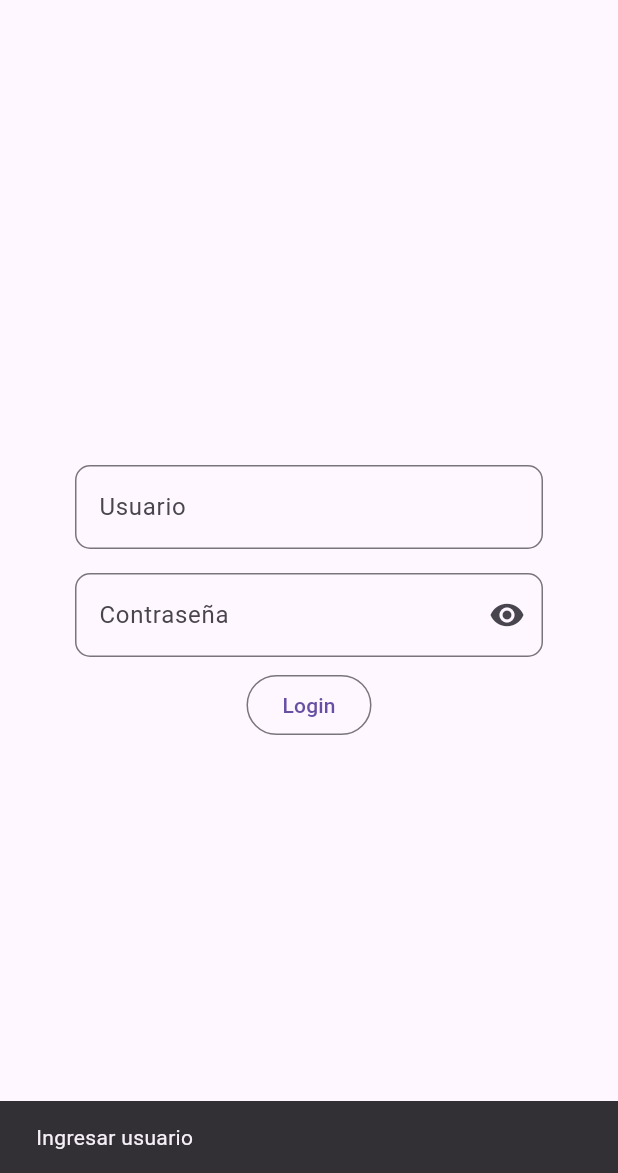
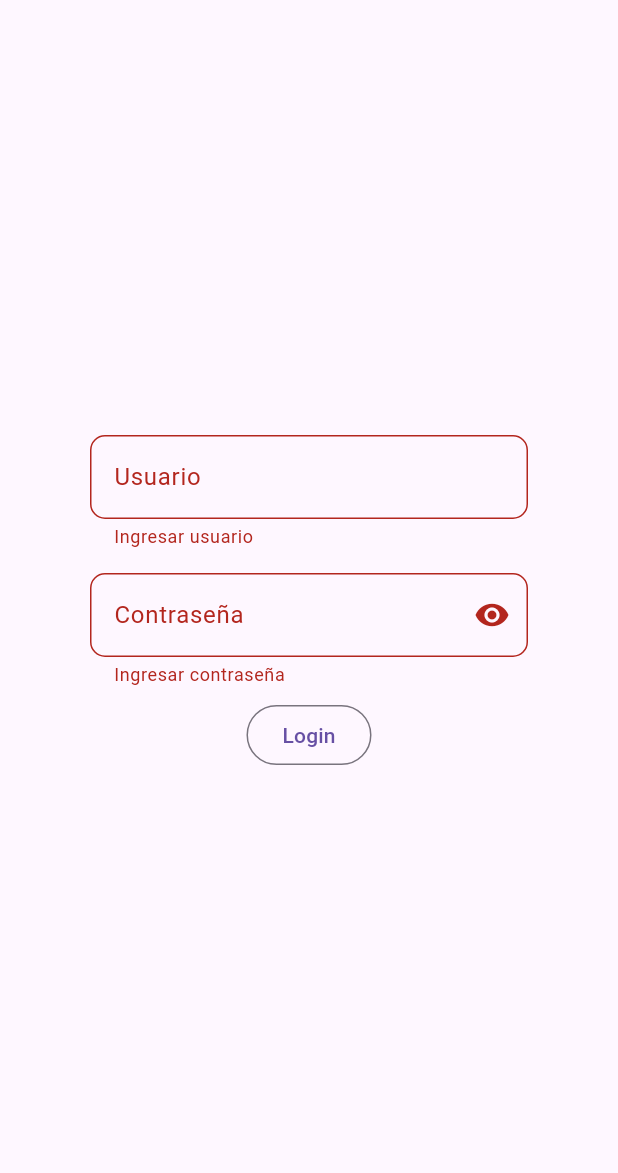
Before and after one commit to AleNimo/FlutterProjects, a Flutter app: the screen it shows after launch, after a tap on "Login", on a phone screen of 412 x 824 dp, the part 63-1236 px from its top. Run offline on Flutter 3.47's test engine with Material 3 defaults, Android fonts, the phone set to English and light mode, and no system bars; our stand-ins replace floor, font_awesome_flutter, go_router, shared_preferences, sqflite; accounts and stored records are empty; generated files the repository leaves out were written again.

Commit message:
Uso form widget para el login en lugar de textField con snackbars

```diff
--- a/primer_parcial/lib/presentation/screens/login.dart
+++ b/primer_parcial/lib/presentation/screens/login.dart
@@ -1,11 +1,10 @@
+import 'package:collection/collection.dart';
 import 'package:flutter/material.dart';
 import 'package:go_router/go_router.dart';
 
 import 'package:primer_parcial/domain/models/user.dart';
 import 'package:primer_parcial/domain/repositories/repository.dart';
 import 'package:shared_preferences/shared_preferences.dart';
-
-// import 'package:collection/collection.dart';
 
 class LoginScreen extends StatefulWidget {
   LoginScreen({super.key, required this.repository});
@@ -76,46 +75,54 @@ class LoginWidgets extends StatefulWidget {
 class _LoginWidgetsState extends State<LoginWidgets> {
   bool _isObscure = true;
 
-  //El 'final' no permite que cambie la referencia a esta variable (constante en tiempo de ejecución)
-  final TextEditingController _inputName = TextEditingController();
-  //Lo defino en una variable para poder acceder al texto ingresado
-  final TextEditingController _inputPassword = TextEditingController();
+  String? userName;
+  String? password;
+  User? matchedUser;
 
-  void showSnackbar(BuildContext context, String text) {
-    ScaffoldMessenger.of(context).clearSnackBars();
-    final snackbar = SnackBar(
-      duration: const Duration(seconds: 1),
-      content: Text(text),
-      // action: SnackBarAction(
-      //   label: 'Ok',
-      //   onPressed: () {},
-      // ),
-    );
-    ScaffoldMessenger.of(context).showSnackBar(snackbar);
-  }
+  final GlobalKey<FormState> formKey = GlobalKey<FormState>();
+  final GlobalKey<FormFieldState> userKey = GlobalKey<FormFieldState>();
 
   @override
   Widget build(BuildContext context) {
     return Center(
+      child: Form(
+        key: formKey,
+        child: Padding(
+          padding: const EdgeInsets.all(10),
           child: Column(
-      mainAxisAlignment: MainAxisAlignment.center,
+            mainAxisSize: MainAxisSize.min,
+            mainAxisAlignment: MainAxisAlignment.start,
             children: [
               Padding(
                 padding: const EdgeInsets.fromLTRB(50, 8, 50, 8),
-          child: TextField(
+                child: TextFormField(
+                  key: userKey,
                   decoration: InputDecoration(
-                hintText: 'Usuario',
-                border:
-                    OutlineInputBorder(borderRadius: BorderRadius.circular(10)),
+                    labelText: 'Usuario',
+                    border: OutlineInputBorder(
+                        borderRadius: BorderRadius.circular(10)),
                   ),
-              controller: _inputName),
+                  validator: (String? inputUser) {
+                    if (inputUser == null || inputUser.isEmpty) {
+                      return 'Ingresar usuario';
+                    } else {
+                      matchedUser = widget.users
+                          .firstWhereOrNull((user) => user.name == inputUser);
+                      if (matchedUser == null) {
+                        return 'Usuario inválido';
+                      }
+                    }
+                    return null;
+                  },
+                  onSaved: (inputUser) => userName = inputUser!,
+                ),
               ),
               Padding(
                 padding: const EdgeInsets.fromLTRB(50, 8, 50, 8),
-          child: TextField(
+                child: TextFormField(
                   obscureText: _isObscure,
                   decoration: InputDecoration(
-                  hintText: 'Contraseña',
+                    labelText: 'Contraseña',
                     border: OutlineInputBorder(
                         borderRadius: BorderRadius.circular(10)),
                     suffixIcon: IconButton(
@@ -125,53 +132,47 @@ class _LoginWidgetsState extends State<LoginWidgets> {
                         setState(() {
                           _isObscure = !_isObscure;
                         });
-                      })),
-              controller: _inputPassword),
+                      },
+                    ),
+                  ),
+                  validator: (String? inputPassword) {
+                    if (inputPassword == null || inputPassword.isEmpty) {
+                      return 'Ingresar contraseña';
+                    } else {
+                      final validUser = userKey.currentState!.validate();
+
+                      if (validUser) {
+                        if (matchedUser!.password != inputPassword) {
+                          return 'Contraseña incorrecta';
+                        }
+                      }
+                    }
+                    return null;
+                  },
+                  onSaved: (inputPassword) => password = inputPassword!,
+                ),
               ),
               OutlinedButton(
                 onPressed: () async {
-              if (_inputName.text == '') {
-                showSnackbar(context, 'Ingresar usuario');
-              } else if (_inputPassword.text == '') {
-                showSnackbar(context, 'Ingresar contraseña');
-              } else {
-                //Sin usar firstWhereOrNull (Uso manejo de excepciones):
-                try {
-                  User userMatched = widget.users
-                      .firstWhere((user) => user.name == _inputName.text);
-                  if (userMatched.password == _inputPassword.text) {
+                  final isValid = formKey.currentState!.validate();
+
+                  if (isValid) {
+                    formKey.currentState!.save();
+
                     await widget.asyncPrefs
-                        .setInt('activeUserId', userMatched.id!);
+                        .setInt('activeUserId', matchedUser!.id!);
 
                     if (context.mounted) {
-                      context.go('/trees/${userMatched.id!}');
+                      context.go('/trees/${matchedUser!.id!}');
                     }
-                    //context.push apila pantallas y te deja volver - context.go te manda a la pantalla y no se puede volver
-                  } else {
-                    showSnackbar(context, 'Contraseña incorrecta');
-                  }
-                } catch (e) {
-                  showSnackbar(context, 'No existe tal usuario');
-                }
-
-                //Usando paquete de collection
-                // User? userMatched = users.firstWhereOrNull((user) => user.name == _inputName.text); //Asumo que todos los usuarios son distintos (un solo elemento)
-                // if(userMatched == null)
-                // {
-                //   ScaffoldMessenger.of(context).showSnackBar(const SnackBar(content: Text('No existe tal usuario')));
-                // }
-                // else if(userMatched.password==_inputPassword.text)
-                // {
-                //   context.push('/home', extra: _inputName.text); //context.push apila pantallas y te deja volver - context.go te manda a la pantalla y no se puede volver
-                // }
-                // else
-                // {
-                //   ScaffoldMessenger.of(context).showSnackBar(const SnackBar(content: Text('Contraseña incorrecta')));
-                // }
                   }
                 },
-            child: const Text('Login'))
+                child: const Text('Login'),
+              )
             ],
-    ));
+          ),
+        ),
+      ),
+    );
   }
 }
```
Also changed, not shown: primer_parcial/lib/domain/models/dialogs.dart (+35 -26 lines). Lines whose indentation alone changed are shown as unchanged.
